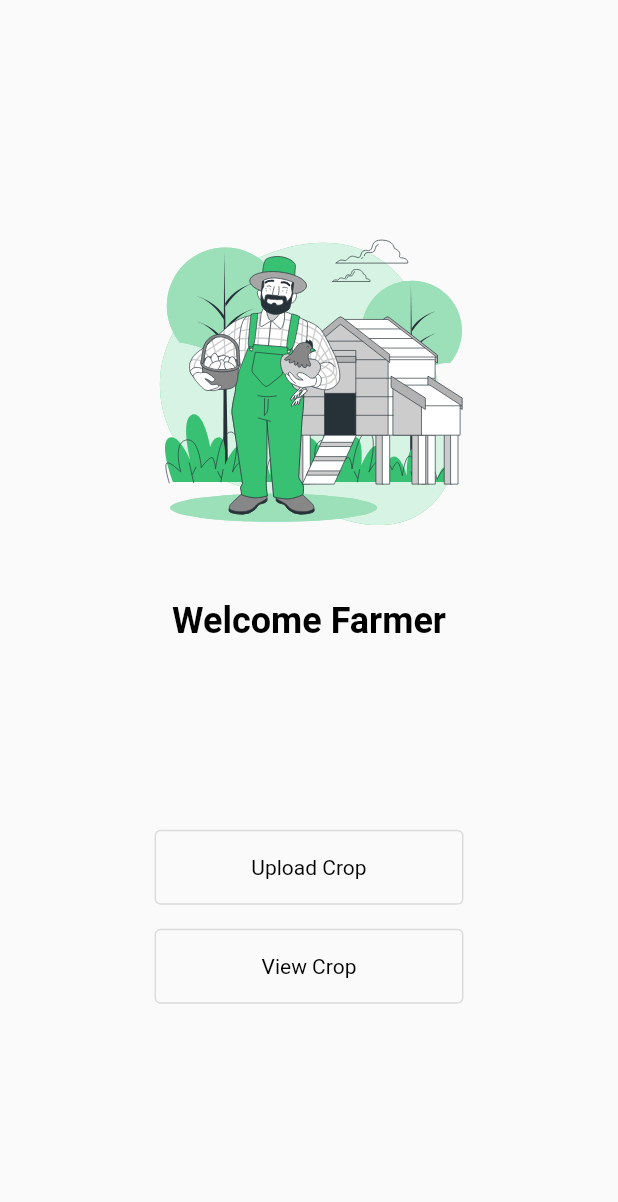
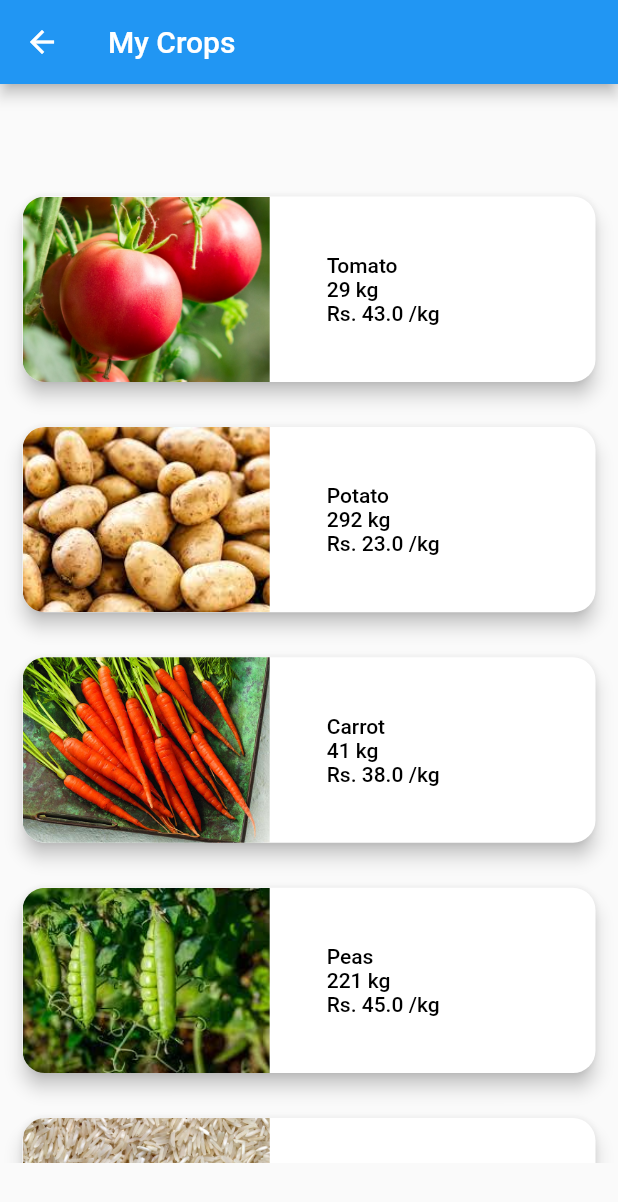
Before and after one commit to Rishabhltfb/FarmPort-client, a Flutter app: the HomeScreen screen opened by its route, after a tap on "View Crop", on a phone screen of 412 x 824 dp. Shown: the top 1202 px of the screen. Run offline on Flutter 3.47's test engine with Material 2 defaults, Android fonts, the phone set to English and light mode, and no system bars; our stand-ins replace flutter_bloc, flutter_svg, fluttertoast, image_picker, lottie.

Commit message:
style: few more screens

```diff
--- a/lib/data/model/crop.dart
+++ b/lib/data/model/crop.dart
@@ -1,4 +1,6 @@
 import 'dart:convert';
+
+import 'package:farmport_app/ui/utils/constants/assets.dart';
 
 class CropModel {
   String id;
@@ -127,3 +129,86 @@ class CropModel {
         cropScore.hashCode;
   }
 }
+
+List<CropModel> dummyCropList = [
+  CropModel(
+      id: '1282982',
+      userId: 'asbsb',
+      cropName: 'Tomato',
+      askingPrice: 43,
+      quantity: 29,
+      image: FarmPortAssets.tomatoes,
+      visibilityStatus: true,
+      cropStatus: 'Good',
+      cropScore: 7),
+  CropModel(
+      id: '12s2982',
+      userId: 'asbsb',
+      cropName: 'Potato',
+      askingPrice: 23,
+      quantity: 292,
+      image: FarmPortAssets.potatoes,
+      visibilityStatus: true,
+      cropStatus: 'Avg',
+      cropScore: 6),
+  CropModel(
+      id: '12sda82',
+      userId: 'asbsb',
+      cropName: 'Carrot',
+      askingPrice: 38,
+      quantity: 41,
+      image: FarmPortAssets.carrot,
+      visibilityStatus: true,
+      cropStatus: 'Good',
+      cropScore: 7),
+  CropModel(
+      id: '128d982',
+      userId: 'asbsb',
+      cropName: 'Peas',
+      askingPrice: 45,
+      quantity: 221,
+      image: FarmPortAssets.peas,
+      visibilityStatus: true,
+      cropStatus: 'Bad',
+      cropScore: 3),
+  CropModel(
+      id: '128sg82',
+      userId: 'asbsb',
+      cropName: 'Rice',
+      askingPrice: 40,
+      quantity: 127,
+      image: FarmPortAssets.rice,
+      visibilityStatus: true,
+      cropStatus: 'Avg',
+      cropScore: 5),
+  CropModel(
+      id: '128zx82',
+      userId: 'asbsb',
+      cropName: 'Ginger',
+      askingPrice: 81,
+      quantity: 91,
+      image: FarmPortAssets.ginger,
+      visibilityStatus: true,
+      cropStatus: 'Good',
+      cropScore: 9),
+  CropModel(
+      id: '1281282',
+      userId: 'asbsb',
+      cropName: 'Wheat',
+      askingPrice: 25,
+      quantity: 79,
+      image: FarmPortAssets.wheat,
+      visibilityStatus: true,
+      cropStatus: 'Good',
+      cropScore: 8),
+];
+
+List<Map<String, String>> cussineList = [
+  {"url": FarmPortAssets.tomatoes, 'name': 'tomatoes'},
+  {"url": FarmPortAssets.potatoes, 'name': 'potatoes'},
+  {"url": FarmPortAssets.peas, 'name': 'peas'},
+  {"url": FarmPortAssets.wheat, 'name': 'wheat'},
+  {"url": FarmPortAssets.carrot, 'name': 'carrot'},
+  {"url": FarmPortAssets.rice, 'name': 'rice'},
+  {"url": FarmPortAssets.ginger, 'name': 'ginger'},
+];
--- a/lib/ui/routes/routes_generator.dart
+++ b/lib/ui/routes/routes_generator.dart
@@ -1,6 +1,8 @@
 import 'package:farmport_app/ui/screens/auth/auth_screen.dart';
+import 'package:farmport_app/ui/screens/crop_market/crop_market_screen.dart';
 import 'package:farmport_app/ui/screens/crops_upload/crops_upload.dart';
 import 'package:farmport_app/ui/screens/home/home_screen.dart';
+import 'package:farmport_app/ui/screens/my_crop/my_crop.dart';
 import 'package:farmport_app/ui/screens/onboarding/onboading_screen.dart';
 import 'package:farmport_app/ui/screens/splash/splash_screen.dart';
 import 'package:flutter/material.dart';
@@ -28,6 +30,14 @@ class Router {
         return MaterialPageRoute(
           builder: (context) => const CropsUpload(),
         );
+      case MyCropScreen.route:
+        return MaterialPageRoute(
+          builder: (context) => const MyCropScreen(),
+        );
+      case CropMarketScreen.route:
+        return MaterialPageRoute(
+          builder: (context) => const CropMarketScreen(),
+        );
       default:
         return MaterialPageRoute(
           builder: (context) => const SplashScreen(),
--- a/lib/ui/screens/auth/auth_screen.dart
+++ b/lib/ui/screens/auth/auth_screen.dart
@@ -81,9 +81,9 @@ class _AuthScreenState extends State<AuthScreen> {
                 ElevatedButton(
                     onPressed: () {
                       log('Button pressed');
-                      // if (!authenticate()) {
-                      //   return;
-                      // }
+                      if (!authenticate()) {
+                        return;
+                      }
                       credFail.value = false;
                       Navigator.of(context).pushNamed(HomeScreen.route);
                     },
--- a/lib/ui/screens/home/home_screen.dart
+++ b/lib/ui/screens/home/home_screen.dart
@@ -1,10 +1,10 @@
 import 'package:farmport_app/ui/common/illustration_holder.dart';
 import 'package:farmport_app/ui/screens/crops_upload/crops_upload.dart';
+import 'package:farmport_app/ui/screens/my_crop/my_crop.dart';
 import 'package:farmport_app/ui/utils/constants/assets.dart';
 import 'package:farmport_app/ui/utils/media_query.dart';
 import 'package:farmport_app/ui/utils/themes/text_theme.dart';
 import 'package:flutter/material.dart';
-import 'package:flutter_svg/svg.dart';
 
 class HomeScreen extends StatelessWidget {
   static const String route = '/home';
@@ -41,7 +41,8 @@ class HomeScreen extends StatelessWidget {
               width: width * 0.5,
               height: 50,
               child: OutlinedButton(
-                onPressed: () {},
+                onPressed: () =>
+                    Navigator.of(context).pushNamed(MyCropScreen.route),
                 child: const Text('View Crop', style: kBody2),
               ),
             )
--- /dev/null
+++ b/lib/ui/screens/my_crop/component/crop_card.dart
@@ -0,0 +1,85 @@
+import 'package:farmport_app/data/model/crop.dart';
+import 'package:farmport_app/ui/utils/media_query.dart';
+import 'package:farmport_app/ui/utils/themes/text_theme.dart';
+import 'package:flutter/material.dart';
+
+class CropCard extends StatelessWidget {
+  final CropModel crop;
+  final Function() onTap;
+  const CropCard({Key? key, required this.crop, required this.onTap})
+      : super(key: key);
+
+  @override
+  Widget build(BuildContext context) {
+    double height = displayHeight(context);
+    double width = displayWidth(context);
+    SizedBox spacer = const SizedBox(height: 5);
+    BorderRadius borderRadius = const BorderRadius.all(
+      Radius.circular(15),
+    );
+    return GestureDetector(
+      onTap: onTap,
+      child: Padding(
+        padding: const EdgeInsets.all(15.0),
+        child: PhysicalModel(
+          color: Colors.transparent,
+          borderRadius: borderRadius,
+          elevation: 5.0,
+          child: Container(
+            width: width * 0.45,
+            decoration: BoxDecoration(
+              color: Colors.white,
+              borderRadius: borderRadius,
+            ),
+            child: Row(
+              children: [
+                SizedBox(
+                  height: height * 0.15,
+                  width: width * 0.4,
+                  child: ClipRRect(
+                      borderRadius: const BorderRadius.only(
+                        topLeft: Radius.circular(15),
+                        bottomLeft: Radius.circular(15),
+                      ),
+                      child: Image.asset(crop.image, fit: BoxFit.cover)),
+                ),
+                spacer,
+                Padding(
+                  padding: const EdgeInsets.symmetric(horizontal: 38.0),
+                  child: Column(
+                    crossAxisAlignment: CrossAxisAlignment.start,
+                    // mainAxisAlignment: MainAxisAlignment.spaceEvenly,
+                    children: [
+                      Text(
+                        crop.cropName,
+                        overflow: TextOverflow.ellipsis,
+                        textAlign: TextAlign.center,
+                        maxLines: 1,
+                        style: kBody2.copyWith(fontWeight: FontWeight.w500),
+                      ),
+                      Text(
+                        crop.quantity.toString() + ' kg',
+                        overflow: TextOverflow.ellipsis,
+                        textAlign: TextAlign.center,
+                        maxLines: 1,
+                        style: kBody2.copyWith(fontWeight: FontWeight.w500),
+                      ),
+                      Text(
+                        'Rs. ' + crop.askingPrice.toString() + ' /kg',
+                        overflow: TextOverflow.ellipsis,
+                        textAlign: TextAlign.center,
+                        maxLines: 1,
+                        style: kBody2.copyWith(fontWeight: FontWeight.w500),
+                      ),
+                    ],
+                  ),
+                ),
+                spacer,
+              ],
+            ),
+          ),
+        ),
+      ),
+    );
+  }
+}
--- /dev/null
+++ b/lib/ui/screens/my_crop/my_crop.dart
@@ -0,0 +1,49 @@
+import 'package:farmport_app/data/model/crop.dart';
+import 'package:farmport_app/ui/screens/my_crop/component/crop_card.dart';
+import 'package:farmport_app/ui/screens/my_crop/crop_screen.dart';
+import 'package:farmport_app/ui/utils/media_query.dart';
+import 'package:flutter/material.dart';
+
+class MyCropScreen extends StatefulWidget {
+  static const String route = '/my_crop';
+  const MyCropScreen({Key? key}) : super(key: key);
+
+  @override
+  State<MyCropScreen> createState() => _MyCropScreenState();
+}
+
+class _MyCropScreenState extends State<MyCropScreen> {
+  @override
+  Widget build(BuildContext context) {
+    return Scaffold(
+      appBar: AppBar(
+        title: const Text('My Crops'),
+      ),
+      body: SingleChildScrollView(
+          child: Center(
+        child: Column(
+          children: [
+            const SizedBox(height: 60),
+            SizedBox(
+              height: displayHeight(context) * 0.8,
+              child: ListView.builder(
+                itemCount: dummyCropList.length,
+                shrinkWrap: true,
+                primary: true,
+                itemBuilder: (context, index) {
+                  return CropCard(
+                      crop: dummyCropList[index],
+                      onTap: () {
+                        Navigator.of(context).push(MaterialPageRoute(
+                            builder: (context) =>
+                                CropScreen(crop: dummyCropList[index])));
+                      });
+                },
+              ),
+            )
+          ],
+        ),
+      )),
+    );
+  }
+}
--- a/lib/ui/utils/constants/assets.dart
+++ b/lib/ui/utils/constants/assets.dart
@@ -5,8 +5,15 @@ class FarmPortAssets {
   static const String upload = 'assets/illustration/upload.svg';
   static const String img = 'assets/illustration/img.svg';
 
-  /// [Icons]
+  /// [Img]
   // static const String googleIcon = 'assets/icons/google.png';
+  static const String peas = 'assets/img/peas.jpeg';
+  static const String carrot = 'assets/img/carrot.jpeg';
+  static const String ginger = 'assets/img/ginger.jpeg';
+  static const String potatoes = 'assets/img/potatoes.jpeg';
+  static const String rice = 'assets/img/rice.jpeg';
+  static const String tomatoes = 'assets/img/tomatoes.jpeg';
+  static const String wheat = 'assets/img/wheat.jpeg';
 
   /// [Icons]
   static const String farmLottie = 'assets/lottie/farm_lottie.json';
--- a/pubspec.yaml
+++ b/pubspec.yaml
@@ -20,6 +20,7 @@ dependencies:
     shimmer: ^2.0.0
     lottie: ^1.2.1
     image_picker: ^0.8.4+10
+    fluttertoast:
 
 dev_dependencies:
     flutter_test:
@@ -32,4 +33,5 @@ flutter:
 
     assets:
         - assets/lottie/
+        - assets/img/
         - assets/illustration/
```
Also changed, not shown: lib/ui/common/custom_toast.dart (added, +12 -0 lines), lib/ui/common/picture_widget.dart (+0 -7 lines), lib/ui/screens/crop_market/crop_market_screen.dart (added, +33 -0 lines), lib/ui/screens/crops_upload/crops_upload.dart (+46 -8 lines), lib/ui/screens/my_crop/crop_screen.dart (added, +181 -0 lines), assets/img/carrot.jpeg (added), assets/img/ginger.jpeg (added), assets/img/peas.jpeg (added), assets/img/potatoes.jpeg (added), assets/img/rice.jpeg (added), assets/img/tomatoes.jpeg (added), assets/img/wheat.jpeg (added), pubspec.lock.
